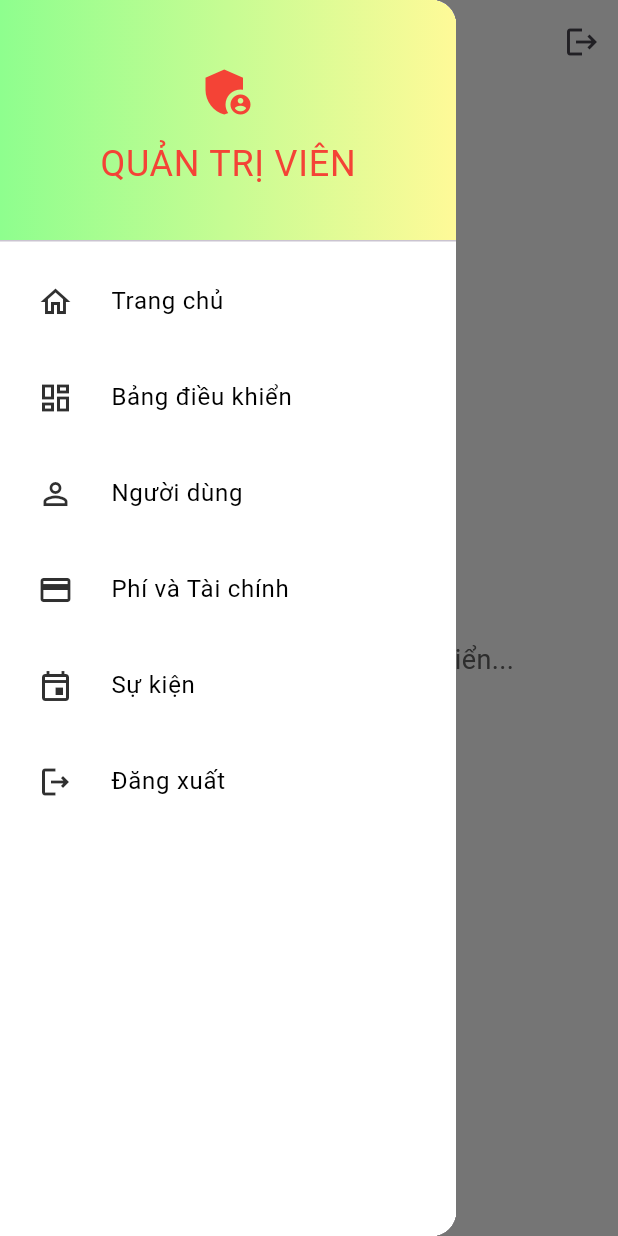
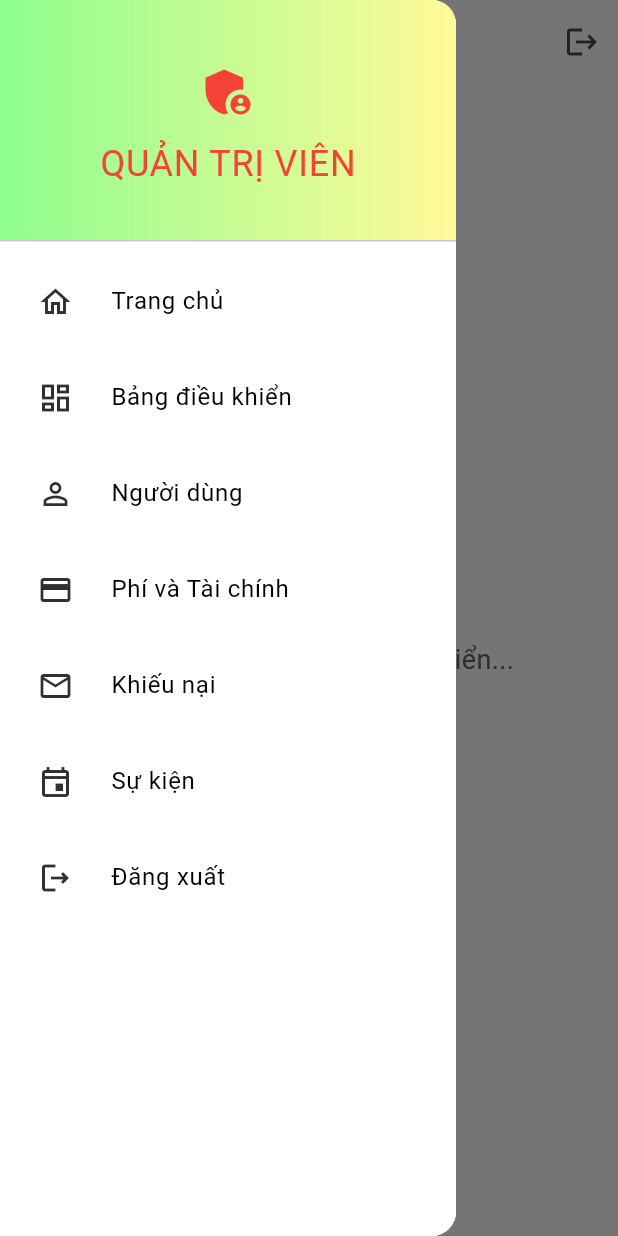
Before and after one commit to HaiAu2501/Apartment-Management-Solution, a Flutter app: the AdminHomePage screen opened directly with empty values, with the side drawer open, on a phone screen of 412 x 824 dp. Run offline on Flutter 3.47's test engine with Material 3 defaults, Android fonts, the phone set to English and light mode, and no system bars; our stand-ins replace flutter_secure_storage, table_calendar; missing offline and left inert: animated_sidebar; accounts and stored records are empty.

Commit message:
add complaint feature

```diff
--- a/lib/features/admin/presentation/home_page.dart
+++ b/lib/features/admin/presentation/home_page.dart
@@ -7,6 +7,7 @@ import 'dashboard_page.dart';
 import 'events_page.dart';
 import 'fees_page.dart';
 import 'users_page.dart';
+import 'complaints_page.dart';
 
 class AdminHomePage extends StatefulWidget {
   final AuthenticationService authService;
@@ -51,6 +52,10 @@ class _AdminHomePageState extends State<AdminHomePage> {
       icon: Icons.payment_outlined,
     ),
     SidebarItem(
+      text: 'Khiếu nại',
+      icon: Icons.mail_outlined,
+    ),
+    SidebarItem(
       text: 'Sự kiện',
       icon: Icons.event_outlined,
     ),
@@ -72,8 +77,9 @@ class _AdminHomePageState extends State<AdminHomePage> {
         uid: widget.uid,
       ), // 2: Người dùng
       const FeesPage(), // 3: Phí và Tài chính
-      const EventsPage(), // 4: Sự kiện
-      // 5: Đăng xuất sẽ được xử lý riêng
+      const ComplaintsPage(), // 4: Tiện ích và Khiếu nại
+      const EventsPage(), // 5: Sự kiện
+      // 6: Đăng xuất sẽ được xử lý riêng
     ];
   }
 
@@ -89,7 +95,7 @@ class _AdminHomePageState extends State<AdminHomePage> {
 
   // Hàm xử lý khi chọn một mục trong sidebar hoặc drawer
   void _onSelectItem(int index) {
-    if (index == 5) {
+    if (index == 6) {
       // Đăng xuất
       logout();
     } else {
```
Also changed, not shown: lib/features/admin/presentation/complaints_page.dart (added, +17 -0 lines), lib/features/admin/presentation/events_page.dart (+5 -5 lines), lib/features/admin/data/complaints_repository.dart (added).
